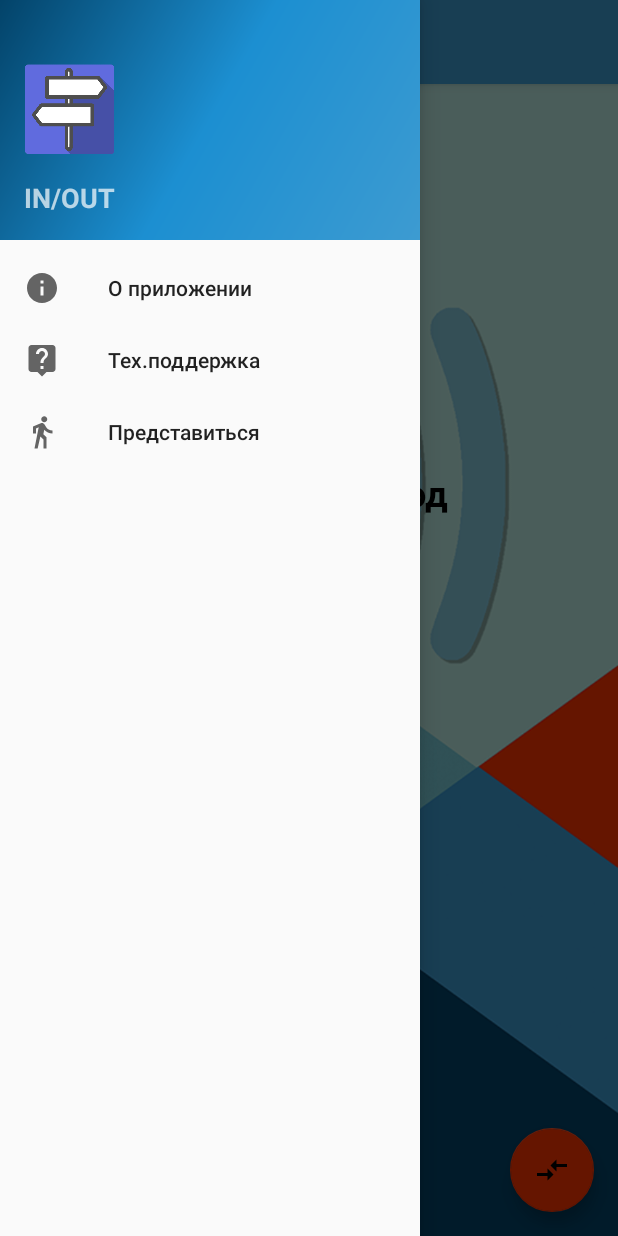
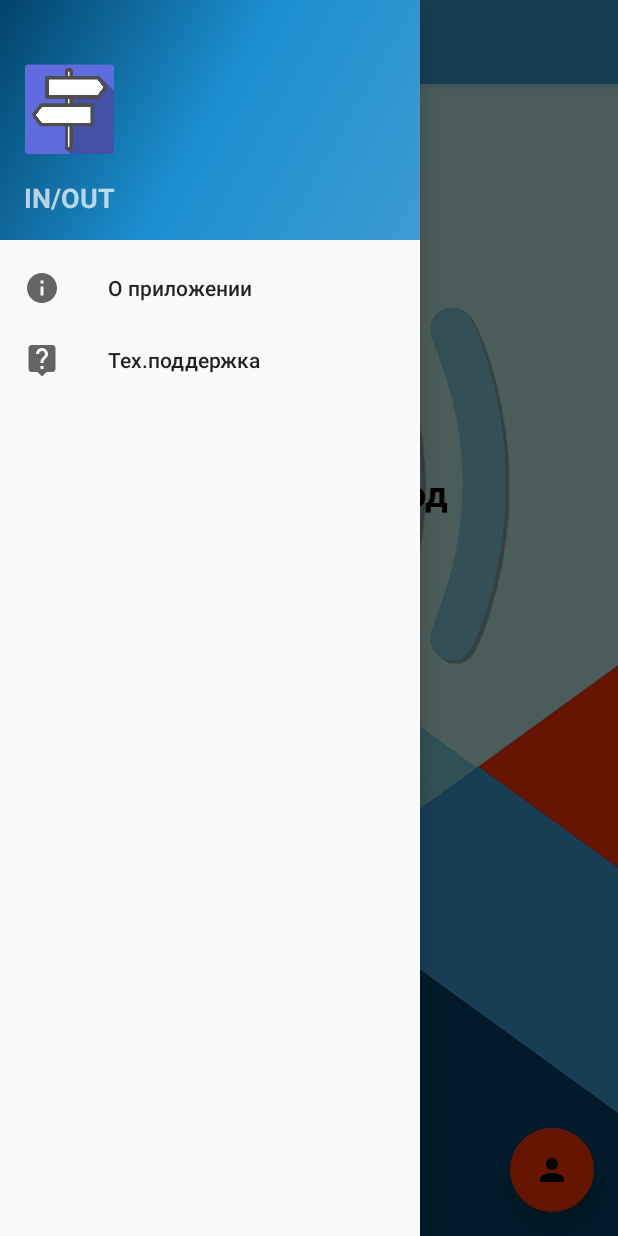
Before and after one commit to 3371771/Cheker1, an Android app: the screen it shows after launch (MainActivity), with the side drawer open, on a phone screen of 412 x 824 dp. Run offline under Robolectric (Android 15) with nearby library versions, the phone set to English and light mode, and no system bars.

Commit message:
прогресс бар, доработка тоаст, кнопка админки

```diff
--- a/Cheker1/app/src/main/java/com/vkr/ksenija_i/IN_OUT/AdminActivity.java
+++ b/Cheker1/app/src/main/java/com/vkr/ksenija_i/IN_OUT/AdminActivity.java
@@ -54,7 +54,7 @@ public class AdminActivity extends AppCompatActivity implements SwipeRefreshLayo
             public void run() {
                 mSwipeLayout.setRefreshing(false);
             }
-        }, 5000);
+        }, 4000);
     }
 
     private class MyTask extends AsyncTask<Void, Void, List> {
@@ -69,7 +69,7 @@ public class AdminActivity extends AppCompatActivity implements SwipeRefreshLayo
                 dbConnection  = dbConn.getDBConnection();
             //  получение массива до st.close();
                 Statement st = dbConnection.createStatement();
-                ResultSet rs = st.executeQuery("SELECT fio, DATE_FORMAT(дата, '%d.%m.%Y'), время, вход FROM users ORDER BY id DESC LIMIT 0,5");
+                ResultSet rs = st.executeQuery("SELECT fio, DATE_FORMAT(дата, '%d.%m.%Y'), время, вход FROM users ORDER BY id DESC LIMIT 0,15");
                 // в лимите пишется сколько отобразить записей (с какокй по какую)
                 while (rs.next()) {
                     items1.add(new Item(rs.getString(1),rs.getString(2),rs.getString(3),rs.getString(4)));
--- a/Cheker1/app/src/main/java/com/vkr/ksenija_i/IN_OUT/Db_conn.java
+++ b/Cheker1/app/src/main/java/com/vkr/ksenija_i/IN_OUT/Db_conn.java
@@ -17,11 +17,11 @@ public class Db_conn {
         try {
             Class.forName("com.mysql.jdbc.Driver");
             Properties properties = new Properties();
-            properties.setProperty("user", "**"); //user
-            properties.setProperty("password", "**"); //user
+            properties.setProperty("user", "host1213291_test"); //user
+            properties.setProperty("password", "NdxW0YY2"); //user
             properties.setProperty("useUnicode", "true");
             properties.setProperty("characterEncoding", "UTF-8");
-            dbConnection = DriverManager.getConnection("**", properties);
+            dbConnection = DriverManager.getConnection("jdbc:mysql://mysql51.hostland.ru/host1213291_test", properties);
             return dbConnection;
 
         } catch (java.sql.SQLException e) {
--- a/Cheker1/app/src/main/java/com/vkr/ksenija_i/IN_OUT/MainActivity.java
+++ b/Cheker1/app/src/main/java/com/vkr/ksenija_i/IN_OUT/MainActivity.java
@@ -47,28 +47,37 @@ public class MainActivity extends AppCompatActivity implements View.OnClickListe
         if (get_admin.equals("Admin")) {
             admin.setVisibility(View.VISIBLE);
             admin.setClickable(true);
-            textView.setText("Админка");
+            textView.setText("");
         } else {
             admin.setVisibility(View.INVISIBLE);
             admin.setClickable(false);
         }
 
-        FloatingActionButton fab = (FloatingActionButton) findViewById(R.id.fab);
+        final FloatingActionButton fab = (FloatingActionButton) findViewById(R.id.fab);
+        SharedPreferences pref1 = getSharedPreferences("main", MODE_PRIVATE);
+        trigger = pref1.getString("trigger", "").toString();
+        if (trigger.equals("1")) {
+            fab.setImageResource(R.drawable.ic_exit_to_app_black_24dp);
+        } else {
+            fab.setImageResource(R.drawable.ic_person_black_24dp);
+        }
         fab.setOnClickListener(new View.OnClickListener() {
             @Override
             public void onClick(View view) { //в зависимости от входа
-                SharedPreferences pref = getSharedPreferences("main", MODE_PRIVATE);
-                trigger = pref.getString("trigger", "").toString();
+
+                SharedPreferences pref1 = getSharedPreferences("main", MODE_PRIVATE);
+                trigger = pref1.getString("trigger", "").toString();
 
                 if (trigger.equals("1")) {
                     Snackbar.make(view, "Выйти?", Snackbar.LENGTH_LONG)
                             .setAction("Да", new View.OnClickListener() {
                                 @Override
-                                public void onClick(View view) {
+                                public void onClick( View view) {
                                     clear();
                                     textView.setText("Пожалуйста, выполните вход");
                                     admin.setVisibility(View.INVISIBLE);
                                     admin.setClickable(false);
+                                    fab.setImageResource(R.drawable.ic_person_black_24dp);
                                 }
                             }).show();
                 } else {
@@ -125,6 +134,9 @@ public class MainActivity extends AppCompatActivity implements View.OnClickListe
             String fio = pref.getString("saved_name", "").toString();
             //
             Toast toast = Toast.makeText(this, "Вы вошли как " + fio, Toast.LENGTH_SHORT);
+            TextView v = (TextView) toast.getView().findViewById(android.R.id.message);
+            if( v != null) v.setGravity(Gravity.CENTER);
+            toast.show();
             toast.setGravity(Gravity.TOP, 0, 70);
             toast.show();
             return true;
@@ -137,7 +149,6 @@ public class MainActivity extends AppCompatActivity implements View.OnClickListe
         Intent intent4;
         intent4 = new Intent(this, AdminActivity.class);
         startActivity(intent4);
-
     }
 
     @Override
@@ -165,11 +176,12 @@ public class MainActivity extends AppCompatActivity implements View.OnClickListe
             intent3.putExtra(android.content.Intent.EXTRA_EMAIL, new String[]{address});
             intent3.putExtra(android.content.Intent.EXTRA_SUBJECT, subject);
             startActivity(intent3);
-        } else if (id == R.id.nav_who) {
-            Intent intent4;
-            intent4 = new Intent(this, WhoActivity.class);
-            startActivity(intent4);
         }
+//        } else if (id == R.id.nav_who) {
+//            Intent intent4;
+//            intent4 = new Intent(this, WhoActivity.class);
+//            startActivity(intent4);
+//        }
         DrawerLayout drawer = (DrawerLayout) findViewById(R.id.drawer_layout);
         drawer.closeDrawer(GravityCompat.START);
         return true;
--- /dev/null
+++ b/Cheker1/app/src/main/res/drawable/ic_exit_to_app_black_24dp.xml
@@ -0,0 +1,9 @@
+<vector xmlns:android="http://schemas.android.com/apk/res/android"
+        android:width="24dp"
+        android:height="24dp"
+        android:viewportWidth="24.0"
+        android:viewportHeight="24.0">
+    <path
+        android:fillColor="#FF000000"
+        android:pathData="M10.09,15.59L11.5,17l5,-5 -5,-5 -1.41,1.41L12.67,11H3v2h9.67l-2.58,2.59zM19,3H5c-1.11,0 -2,0.9 -2,2v4h2V5h14v14H5v-4H3v4c0,1.1 0.89,2 2,2h14c1.1,0 2,-0.9 2,-2V5c0,-1.1 -0.9,-2 -2,-2z"/>
+</vector>
--- /dev/null
+++ b/Cheker1/app/src/main/res/drawable/ic_person_black_24dp.xml
@@ -0,0 +1,9 @@
+<vector xmlns:android="http://schemas.android.com/apk/res/android"
+        android:width="24dp"
+        android:height="24dp"
+        android:viewportWidth="24.0"
+        android:viewportHeight="24.0">
+    <path
+        android:fillColor="#FF000000"
+        android:pathData="M12,12c2.21,0 4,-1.79 4,-4s-1.79,-4 -4,-4 -4,1.79 -4,4 1.79,4 4,4zM12,14c-2.67,0 -8,1.34 -8,4v2h16v-2c0,-2.66 -5.33,-4 -8,-4z"/>
+</vector>
--- a/Cheker1/app/src/main/res/layout/activity_evening.xml
+++ b/Cheker1/app/src/main/res/layout/activity_evening.xml
@@ -9,7 +9,7 @@
     <!--android:background="@drawable/evening51"-->
 
     <ImageView
-        android:src="@mipmap/evening5_1"
+        android:src="@mipmap/evening5_2"
         android:layout_width="match_parent"
         android:layout_height="match_parent"
         android:scaleType="centerCrop"
--- a/Cheker1/app/src/main/res/layout/app_bar_main.xml
+++ b/Cheker1/app/src/main/res/layout/app_bar_main.xml
@@ -30,7 +30,7 @@
         android:layout_height="wrap_content"
         android:layout_gravity="bottom|end"
         android:layout_margin="@dimen/fab_margin"
-        app:srcCompat="@drawable/ic_compare_arrows_black_24dp"
+        app:srcCompat="@drawable/bez"
         />
 
 </android.support.design.widget.CoordinatorLayout>
--- a/Cheker1/app/src/main/res/menu/activity_main_drawer.xml
+++ b/Cheker1/app/src/main/res/menu/activity_main_drawer.xml
@@ -10,10 +10,10 @@
             android:id="@+id/nav_help"
             android:icon="@drawable/ic_live_help"
             android:title="@string/help" />
-        <item
-            android:id="@+id/nav_who"
-            android:icon="@drawable/ic_login"
-            android:title="@string/who_is_it" />
+        <!--<item-->
+            <!--android:id="@+id/nav_who"-->
+            <!--android:icon="@drawable/ic_login"-->
+            <!--android:title="@string/who_is_it" />-->
     </group>
 
     <!--<item1 android:title="Communicate">-->
```
Also changed, not shown: Cheker1/app/src/main/java/com/vkr/ksenija_i/IN_OUT/WhoActivity.java (+35 -6 lines), Cheker1/app/src/main/res/drawable/ic_person_outline_black_24dp.xml (added, +9 -0 lines), Cheker1/app/src/main/res/drawable/separator.xml (deleted, +0 -8 lines), Cheker1/app/src/main/res/layout/activity_morning.xml (+5 -3 lines), Cheker1/app/src/main/res/layout/activity_who.xml (+11 -1 lines), Cheker1/app/src/main/res/layout/content_main.xml (+7 -6 lines), Cheker1/app/src/main/res/layout/recycler_item.xml (+14 -18 lines), Cheker1/app/src/main/res/drawable/bez.png (added), Cheker1/app/src/main/res/mipmap-xxxhdpi/evening5_2.jpg (added), Cheker1/app/src/main/res/mipmap-xxxhdpi/morning_1.jpg (added).
